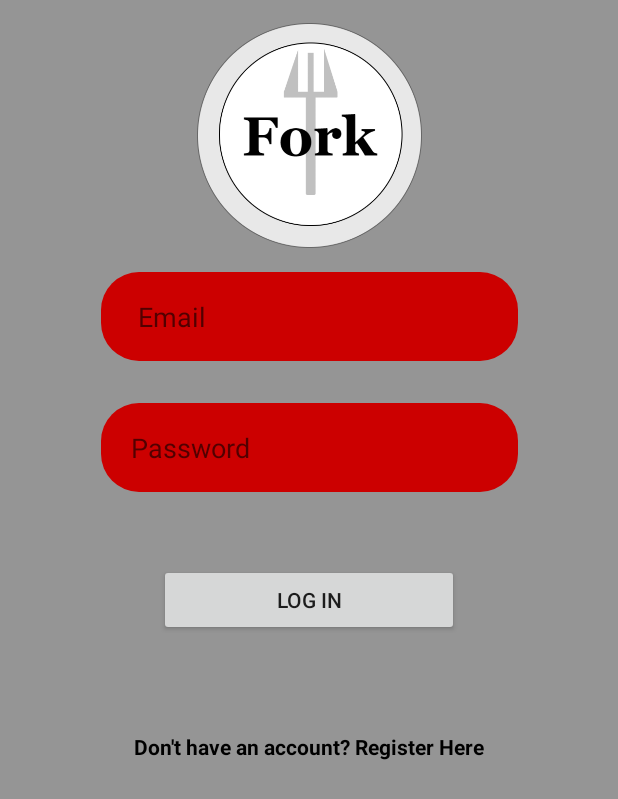
After one commit to RoyeEshed/RecipeApplication, an Android app: the layout activity_main.xml on its own in the app's theme, with its tools: preview values and no code run, on a phone screen of 412 x 824 dp. The commit adds this screen. Shown: the top 799 px of the screen. Run offline under Robolectric (Android 15) with nearby library versions, the phone set to English and light mode, and no system bars; Roboto replaces fonts that are not available here.

Commit message:
Login Page Completed

```diff
--- a/Fork/app/build.gradle
+++ b/Fork/app/build.gradle
@@ -40,6 +40,10 @@ dependencies {
     testImplementation 'junit:junit:4.12'
     androidTestImplementation 'androidx.test.ext:junit:1.1.2'
     androidTestImplementation 'androidx.test.espresso:espresso-core:3.3.0'
+    implementation platform('com.google.firebase:firebase-bom:26.0.0')
+    implementation 'com.google.firebase:firebase-auth'
+    implementation 'com.google.firebase:firebase-auth-ktx'
+    implementation 'com.google.firebase:firebase-database'
     // glide
     implementation 'com.github.bumptech.glide:glide:4.11.0'
     annotationProcessor 'com.github.bumptech.glide:compiler:4.11.0'
--- a/Fork/app/src/main/AndroidManifest.xml
+++ b/Fork/app/src/main/AndroidManifest.xml
@@ -10,7 +10,7 @@
         android:roundIcon="@mipmap/ic_launcher_round"
         android:supportsRtl="true"
         android:theme="@style/AppThemeNoActionBar">
-        <activity android:name=".Browse.view.BrowseActivity"
+        <activity android:name="com.eshed.fork.view.MainActivity"
             android:icon="@drawable/ic_log_out">
             <intent-filter>
                 <action android:name="android.intent.action.MAIN" />
@@ -19,6 +19,8 @@
             </intent-filter>
         </activity>
         <activity android:name=".Recipe.view.RecipeActivity"/>
+        <activity android:name="com.eshed.fork.view.RegisterActivity"/>
+        <activity android:name="com.eshed.fork.Browse.view.BrowseActivity"/>
         <activity android:name=".Recipe.view.NewRecipeActivity"/>
         <activity android:name=".Settings.view.SettingsActivity"/>
 
--- a/Fork/app/src/main/java/com/eshed/fork/Browse/view/BrowseActivity.java
+++ b/Fork/app/src/main/java/com/eshed/fork/Browse/view/BrowseActivity.java
@@ -8,6 +8,7 @@ import android.view.MenuInflater;
 import android.view.MenuItem;
 import android.view.inputmethod.EditorInfo;
 import android.widget.TextView;
+import com.eshed.fork.view.MainActivity;
 import android.widget.Toast;
 
 import androidx.appcompat.app.AppCompatActivity;
@@ -22,6 +23,7 @@ import com.eshed.fork.R;
 import com.eshed.fork.Recipe.view.NewRecipeActivity;
 import com.eshed.fork.Recipe.view.RecipeActivity;
 import com.eshed.fork.Util.Util;
+import com.eshed.fork.view.MainActivity;
 
 public class BrowseActivity extends AppCompatActivity implements BrowseRecyclerViewAdapter.BrowseAdapterHandler {
     private BrowseViewModel vm;
@@ -67,7 +69,8 @@ public class BrowseActivity extends AppCompatActivity implements BrowseRecyclerV
                 this.startActivity(intent);
                 return true;
             case android.R.id.home:
-                Toast.makeText(this, "TODO: logout", Toast.LENGTH_SHORT).show();
+                Intent intent2 = new Intent(this, MainActivity.class);
+                this.startActivity(intent2);
                 return true;
             default:
                 return super.onOptionsItemSelected(item);
--- /dev/null
+++ b/Fork/app/src/main/res/drawable/fork_logo.xml
@@ -0,0 +1,4 @@
+<?xml version="1.0" encoding="utf-8"?>
+<selector xmlns:android="http://schemas.android.com/apk/res/android">
+
+</selector>
--- /dev/null
+++ b/Fork/app/src/main/res/drawable/login_fork_application.xml
@@ -0,0 +1,4 @@
+<?xml version="1.0" encoding="utf-8"?>
+<selector xmlns:android="http://schemas.android.com/apk/res/android">
+
+</selector>
--- /dev/null
+++ b/Fork/app/src/main/res/drawable/register_fork_application.xml
@@ -0,0 +1,4 @@
+<?xml version="1.0" encoding="utf-8"?>
+<selector xmlns:android="http://schemas.android.com/apk/res/android">
+
+</selector>
--- /dev/null
+++ b/Fork/app/src/main/res/drawable/rounded_corner_main_activity.xml
@@ -0,0 +1,7 @@
+<?xml version="1.0" encoding="utf-8"?>
+<shape xmlns:android="http://schemas.android.com/apk/res/android">
+
+    <solid android:color="@android:color/holo_red_dark"/>
+    <corners android:radius="25dp"/>
+
+</shape>
--- /dev/null
+++ b/Fork/app/src/main/res/layout/activity_main.xml
@@ -0,0 +1,70 @@
+<?xml version="1.0" encoding="utf-8"?>
+<androidx.constraintlayout.widget.ConstraintLayout xmlns:android="http://schemas.android.com/apk/res/android"
+    xmlns:app="http://schemas.android.com/apk/res-auto"
+    xmlns:tools="http://schemas.android.com/tools"
+    android:layout_width="match_parent"
+    android:layout_height="match_parent"
+    android:background="#959595"
+    tools:context=".MainActivity">
+
+    <EditText
+        android:id="@+id/passwordEditText"
+        android:layout_width="278dp"
+        android:layout_height="59dp"
+        android:layout_marginTop="28dp"
+        android:background="@drawable/rounded_corner_main_activity"
+        android:ems="10"
+        android:hint="Password"
+        android:inputType="textPersonName"
+        android:paddingLeft="20dp"
+        app:layout_constraintEnd_toEndOf="@+id/emailEditText"
+        app:layout_constraintHorizontal_bias="1.0"
+        app:layout_constraintStart_toStartOf="@+id/emailEditText"
+        app:layout_constraintTop_toBottomOf="@+id/emailEditText" />
+
+    <EditText
+        android:id="@+id/emailEditText"
+        android:layout_width="278dp"
+        android:layout_height="59dp"
+        android:background="@drawable/rounded_corner_main_activity"
+        android:ems="10"
+        android:hint=" Email"
+        android:inputType="textPersonName"
+        android:paddingLeft="20dp"
+        app:layout_constraintEnd_toEndOf="parent"
+        app:layout_constraintHorizontal_bias="0.503"
+        app:layout_constraintStart_toStartOf="parent"
+        app:layout_constraintTop_toBottomOf="@+id/imageView2" />
+
+    <Button
+        android:id="@+id/loginButton"
+        android:layout_width="200dp"
+        android:layout_height="0dp"
+        android:layout_marginTop="48dp"
+        android:text="Log In"
+        app:layout_constraintEnd_toEndOf="@+id/passwordEditText"
+        app:layout_constraintHorizontal_bias="0.494"
+        app:layout_constraintStart_toStartOf="@+id/passwordEditText"
+        app:layout_constraintTop_toBottomOf="@+id/passwordEditText" />
+
+    <TextView
+        android:id="@+id/registerAccountTextView"
+        android:layout_width="wrap_content"
+        android:layout_height="wrap_content"
+        android:layout_marginTop="64dp"
+        android:text="Don't have an account? Register Here"
+        android:textColor="#000000"
+        android:textStyle="bold"
+        app:layout_constraintEnd_toEndOf="@+id/loginButton"
+        app:layout_constraintStart_toStartOf="@+id/loginButton"
+        app:layout_constraintTop_toBottomOf="@+id/loginButton" />
+
+    <ImageView
+        android:id="@+id/imageView2"
+        android:layout_width="150dp"
+        android:layout_height="181dp"
+        android:src="@drawable/logo"
+        app:layout_constraintEnd_toEndOf="parent"
+        app:layout_constraintStart_toStartOf="parent"
+        app:layout_constraintTop_toTopOf="parent" />
+</androidx.constraintlayout.widget.ConstraintLayout>
```
Also changed, not shown: Fork/app/src/main/java/com/eshed/fork/Recipe/view/RecipeActivity.java (+4 -4 lines), Fork/app/src/main/java/com/eshed/fork/view/MainActivity.kt (added, +46 -0 lines), Fork/app/src/main/java/com/eshed/fork/view/RegisterActivity.kt (added, +75 -0 lines), Fork/app/src/main/res/drawable/rounded_corner_register_activity.xml (added, +7 -0 lines), Fork/app/src/main/res/layout/activity_register.xml (added, +74 -0 lines), Fork/app/src/main/res/drawable-hdpi/ic_fork_logo.png (added), Fork/app/src/main/res/drawable-mdpi/ic_fork_logo.png (added), Fork/app/src/main/res/drawable-xhdpi/ic_fork_logo.png (added), Fork/app/src/main/res/drawable-xxhdpi/ic_fork_logo.png (added), Fork/app/src/main/res/drawable-xxxhdpi/ic_fork_logo.png (added), Fork/app/src/main/res/drawable/logo.png (added), 1 other file.
